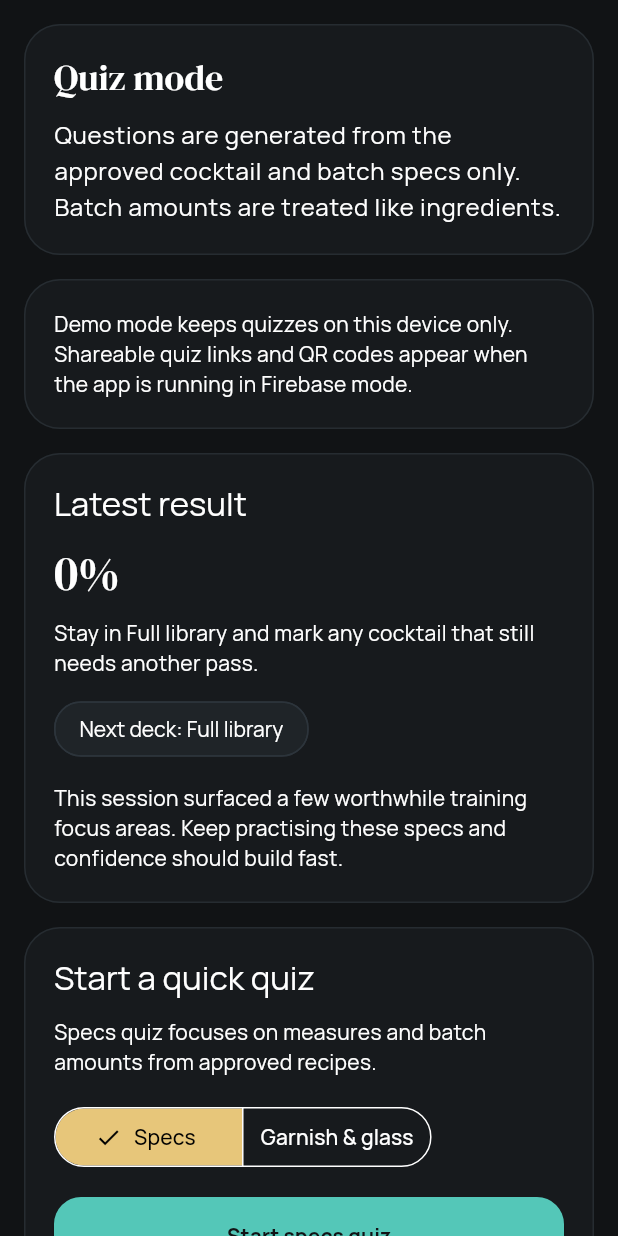
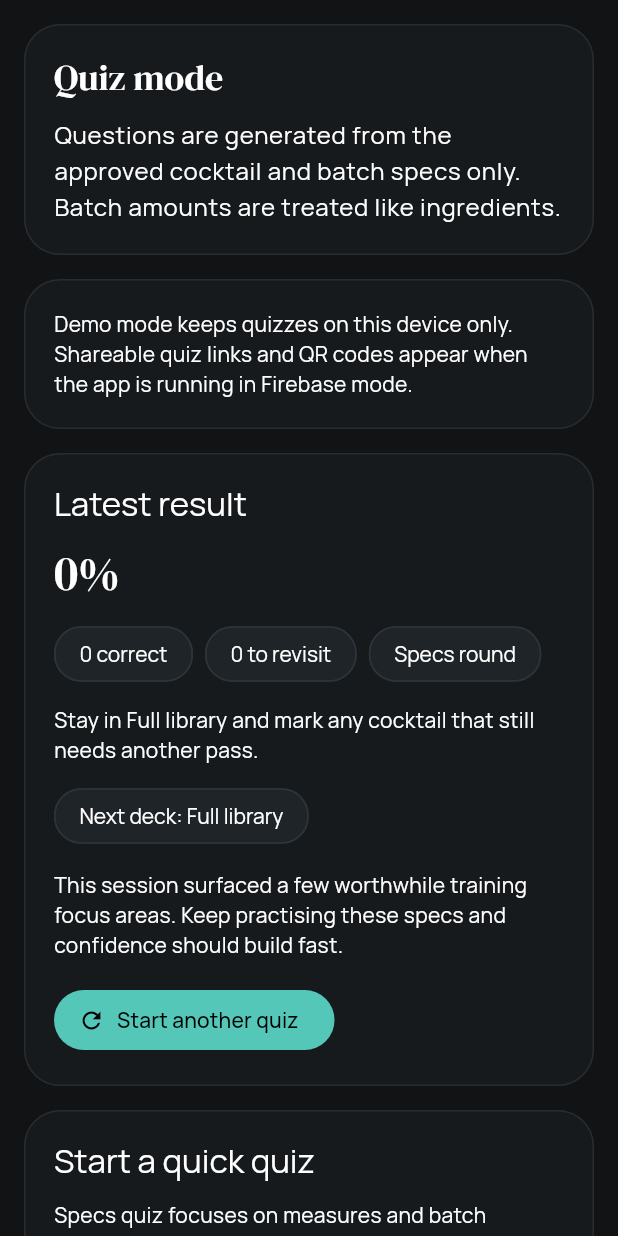
Before and after one commit to JMcG1/cocktail-training-app, a Flutter app: the QuizModeTab widget shown alone on an empty page, opened directly with empty values, after a tap on "Start specs quiz", after a tap on "Submit quiz", on a phone screen of 412 x 824 dp. Run offline on Flutter 3.47's test engine with Material 3 defaults, Android fonts, the light colour scheme and no system bars; our stand-ins replace cloud_firestore, file_picker, firebase_auth, firebase_core, qr_flutter; missing offline and left inert: dart:html, syncfusion_flutter_pdf; accounts and stored records are empty.

Commit message:
Improve quiz flow and feedback

```diff
--- a/lib/presentation/screens/quiz_tabs.dart
+++ b/lib/presentation/screens/quiz_tabs.dart
@@ -34,6 +34,18 @@ class _QuizModeTabState extends State<QuizModeTab> {
   QuizAttempt? _completedAttempt;
   QuizFocus _selectedPracticeFocus = QuizFocus.specs;
 
+  void _startPracticeQuiz(String bartenderName, {QuizFocus? focus}) {
+    setState(() {
+      _completedAttempt = null;
+      _answers = {};
+      _selectedPracticeFocus = focus ?? _selectedPracticeFocus;
+      _activeSession = widget.controller.generatePracticeQuiz(
+        bartenderName: bartenderName,
+        focus: _selectedPracticeFocus,
+      );
+    });
+  }
+
   @override
   Widget build(BuildContext context) {
     final bartenderName =
@@ -63,6 +75,15 @@ class _QuizModeTabState extends State<QuizModeTab> {
           _AttemptSummaryCard(
             attempt: _completedAttempt!,
             controller: widget.controller,
+            onRetry: () => _startPracticeQuiz(
+              bartenderName,
+              focus: _completedAttempt!.responses.any(
+                    (response) => response.question.kind == QuestionKind.garnish ||
+                        response.question.kind == QuestionKind.glassware,
+                  )
+                  ? QuizFocus.garnishGlassware
+                  : QuizFocus.specs,
+            ),
           ),
           const SizedBox(height: 16),
         ],
@@ -104,16 +125,7 @@ class _QuizModeTabState extends State<QuizModeTab> {
                   ),
                   const SizedBox(height: 16),
                   ElevatedButton(
-                    onPressed: () {
-                      setState(() {
-                        _completedAttempt = null;
-                        _answers = {};
-                        _activeSession = widget.controller.generatePracticeQuiz(
-                          bartenderName: bartenderName,
-                          focus: _selectedPracticeFocus,
-                        );
-                      });
-                    },
+                    onPressed: () => _startPracticeQuiz(bartenderName),
                     child: Text(
                       _selectedPracticeFocus == QuizFocus.specs
                           ? 'Start specs quiz'
@@ -207,6 +219,8 @@ class _BartenderQuizScreenState extends State<BartenderQuizScreen> {
   bool _loading = true;
   String? _error;
   final Map<String, String> _answers = {};
+  QuizAttempt? _completedAttempt;
+  QuizSalesImpactSummary? _completedSummary;
 
   @override
   void initState() {
@@ -276,6 +290,18 @@ class _BartenderQuizScreenState extends State<BartenderQuizScreen> {
                     child: Text(_error!, textAlign: TextAlign.center),
                   ),
                 )
+              : _completedAttempt != null && _completedSummary != null
+              ? ListView(
+                  padding: const EdgeInsets.all(16),
+                  children: [
+                    _AttemptSummaryCard(
+                      attempt: _completedAttempt!,
+                      controller: widget.controller,
+                      onRetry: _returnHome,
+                      retryLabel: 'Back to quiz home',
+                    ),
+                  ],
+                )
               : _QuizSessionCard(
                   session: _session!,
                   answers: _answers,
@@ -291,30 +317,13 @@ class _BartenderQuizScreenState extends State<BartenderQuizScreen> {
                     final summary = VarianceMath.buildSalesImpactSummary(
                       attempt: attempt,
                       recipesById: widget.controller.recipesById,
-                      ingredientsByName: {
-                        for (final ingredient in widget.controller.ingredients)
-                          _normalizeIngredientName(ingredient.name): ingredient,
-                      },
+                      ingredientsByName: widget.controller.ingredientsByName,
                       batches: widget.controller.batches,
                     );
-                    showDialog<void>(
-                      context: context,
-                      builder: (context) => AlertDialog(
-                        title: const Text('Quiz complete'),
-                        content: SingleChildScrollView(
-                          child: _QuizImpactSummary(
-                            attempt: attempt,
-                            summary: summary,
-                          ),
-                        ),
-                        actions: [
-                          TextButton(
-                            onPressed: () => Navigator.of(context).pop(),
-                            child: const Text('Close'),
-                          ),
-                        ],
-                      ),
-                    );
+                    setState(() {
+                      _completedAttempt = attempt;
+                      _completedSummary = summary;
+                    });
                   },
                 ),
         ),
@@ -338,6 +347,9 @@ class _QuizSessionCard extends StatelessWidget {
 
   @override
   Widget build(BuildContext context) {
+    final answeredCount = session.questions
+        .where((question) => (answers[question.id] ?? '').isNotEmpty)
+        .length;
     final allAnswered = session.questions.every(
       (question) => (answers[question.id] ?? '').isNotEmpty,
     );
@@ -357,59 +369,37 @@ class _QuizSessionCard extends StatelessWidget {
               Text(
                 '${session.questions.length} approved questions · ${_quizFocusLabel(session.focus)}',
               ),
+              const SizedBox(height: 10),
+              LinearProgressIndicator(
+                value: session.questions.isEmpty
+                    ? 0
+                    : answeredCount / session.questions.length,
+              ),
+              const SizedBox(height: 8),
+              Wrap(
+                spacing: 8,
+                runSpacing: 8,
+                children: [
+                  Chip(label: Text('$answeredCount answered')),
+                  Chip(
+                    label: Text(
+                      '${session.questions.length - answeredCount} left',
+                    ),
+                  ),
+                  Chip(label: Text(_quizFocusSupportLabel(session.focus))),
+                ],
+              ),
               const SizedBox(height: 20),
-              ...session.questions.map(
-                (question) => Padding(
+              for (var index = 0; index < session.questions.length; index += 1)
+                Padding(
                   padding: const EdgeInsets.only(bottom: 18),
-                  child: Column(
-                    crossAxisAlignment: CrossAxisAlignment.start,
-                    children: [
-                      Text(
-                        question.prompt,
-                        style: Theme.of(context).textTheme.titleMedium,
-                      ),
-                      const SizedBox(height: 10),
-                      ...question.options.map(
-                        (option) => Padding(
-                          padding: const EdgeInsets.only(bottom: 8),
-                          child: InkWell(
-                            borderRadius: BorderRadius.circular(16),
-                            onTap: () => onAnswerChanged(question.id, option),
-                            child: Container(
-                              decoration: BoxDecoration(
-                                borderRadius: BorderRadius.circular(16),
-                                border: Border.all(
-                                  color: answers[question.id] == option
-                                      ? Theme.of(context).colorScheme.primary
-                                      : Theme.of(context)
-                                            .colorScheme
-                                            .outlineVariant,
-                                ),
-                              ),
-                              padding: const EdgeInsets.symmetric(
-                                horizontal: 14,
-                                vertical: 12,
-                              ),
-                              child: Row(
-                                children: [
-                                  Icon(
-                                    answers[question.id] == option
-                                        ? Icons.radio_button_checked
-                                        : Icons.radio_button_off,
-                                    size: 20,
-                                  ),
-                                  const SizedBox(width: 12),
-                                  Expanded(child: Text(option)),
-                                ],
-                              ),
-                            ),
-                          ),
-                        ),
-                      ),
-                    ],
+                  child: _QuizQuestionCard(
+                    questionNumber: index + 1,
+                    question: session.questions[index],
+                    selectedAnswer: answers[session.questions[index].id],
+                    onAnswerChanged: onAnswerChanged,
                   ),
                 ),
-              ),
               ElevatedButton(
                 onPressed: allAnswered ? onSubmit : null,
                 child: const Text('Submit quiz'),
@@ -426,23 +416,26 @@ class _AttemptSummaryCard extends StatelessWidget {
   const _AttemptSummaryCard({
     required this.attempt,
     required this.controller,
+    this.onRetry,
+    this.retryLabel = 'Start another quiz',
   });
 
   final QuizAttempt attempt;
   final AppController controller;
+  final VoidCallback? onRetry;
+  final String retryLabel;
 
   @override
   Widget build(BuildContext context) {
     final summary = VarianceMath.buildSalesImpactSummary(
       attempt: attempt,
       recipesById: controller.recipesById,
-      ingredientsByName: {
-        for (final ingredient in controller.ingredients)
-          _normalizeIngredientName(ingredient.name): ingredient,
-      },
+      ingredientsByName: controller.ingredientsByName,
       batches: controller.batches,
     );
     final feedback = controller.buildStudyFeedbackSummary();
+    final correctCount = attempt.responses.where((response) => response.isCorrect).length;
+    final incorrectCount = attempt.responses.length - correctCount;
     return Card(
       child: Padding(
         padding: const EdgeInsets.all(20),
@@ -459,6 +452,16 @@ class _AttemptSummaryCard extends StatelessWidget {
               style: Theme.of(context).textTheme.headlineLarge,
             ),
             const SizedBox(height: 10),
+            Wrap(
+              spacing: 8,
+              runSpacing: 8,
+              children: [
+                Chip(label: Text('$correctCount correct')),
+                Chip(label: Text('$incorrectCount to revisit')),
+                Chip(label: Text(_attemptFocusLabel(attempt))),
+              ],
+            ),
+            const SizedBox(height: 10),
             Text(feedback.nextStep),
             const SizedBox(height: 10),
             Wrap(
@@ -472,8 +475,105 @@ class _AttemptSummaryCard extends StatelessWidget {
             ),
             const SizedBox(height: 12),
             _QuizImpactSummary(attempt: attempt, summary: summary),
+            if (onRetry != null) ...[
+              const SizedBox(height: 16),
+              FilledButton.icon(
+                onPressed: onRetry,
+                icon: const Icon(Icons.refresh),
+                label: Text(retryLabel),
+              ),
+            ],
           ],
         ),
+      ),
+    );
+  }
+}
+
+class _QuizQuestionCard extends StatelessWidget {
+  const _QuizQuestionCard({
+    required this.questionNumber,
+    required this.question,
+    required this.selectedAnswer,
+    required this.onAnswerChanged,
+  });
+
+  final int questionNumber;
+  final QuizQuestion question;
+  final String? selectedAnswer;
+  final void Function(String questionId, String answer) onAnswerChanged;
+
+  @override
+  Widget build(BuildContext context) {
+    return Container(
+      width: double.infinity,
+      padding: const EdgeInsets.all(16),
+      decoration: BoxDecoration(
+        borderRadius: BorderRadius.circular(18),
+        border: Border.all(color: Theme.of(context).colorScheme.outlineVariant),
+      ),
+      child: Column(
+        crossAxisAlignment: CrossAxisAlignment.start,
+        children: [
+          Wrap(
+            spacing: 8,
+            runSpacing: 8,
+            children: [
+              Chip(label: Text('Q$questionNumber')),
+              Chip(label: Text(question.cocktailName)),
+              Chip(label: Text(_questionKindLabel(question.kind))),
+            ],
+          ),
+          const SizedBox(height: 10),
+          Text(
+            question.prompt,
+            style: Theme.of(context).textTheme.titleMedium,
+          ),
+          const SizedBox(height: 6),
+          Text(
+            _questionSupportCopy(question),
+            style: Theme.of(context).textTheme.bodySmall,
+          ),
+          const SizedBox(height: 12),
+          ...question.options.map(
+            (option) => Padding(
+              padding: const EdgeInsets.only(bottom: 8),
+              child: InkWell(
+                borderRadius: BorderRadius.circular(16),
+                onTap: () => onAnswerChanged(question.id, option),
+                child: Container(
+                  decoration: BoxDecoration(
+                    borderRadius: BorderRadius.circular(16),
+                    border: Border.all(
+                      color: selectedAnswer == option
+                          ? Theme.of(context).colorScheme.primary
+                          : Theme.of(context).colorScheme.outlineVariant,
+                    ),
+                    color: selectedAnswer == option
+                        ? Theme.of(context).colorScheme.primary.withValues(alpha: 0.08)
+                        : null,
+                  ),
+                  padding: const EdgeInsets.symmetric(
+                    horizontal: 14,
+                    vertical: 12,
+                  ),
+                  child: Row(
+                    children: [
+                      Icon(
+                        selectedAnswer == option
+                            ? Icons.radio_button_checked
+                            : Icons.radio_button_off,
+                        size: 20,
+                      ),
+                      const SizedBox(width: 12),
+                      Expanded(child: Text(option)),
+                    ],
+                  ),
+                ),
+              ),
+            ),
+          ),
+        ],
       ),
     );
   }
@@ -594,11 +694,49 @@ String _quizFocusLabel(QuizFocus focus) {
   };
 }
 
-String _normalizeIngredientName(String value) {
-  return value
-      .toLowerCase()
-      .replaceAll('’', "'")
-      .replaceAll(RegExp(r"[^a-z0-9']+"), ' ')
-      .replaceAll(RegExp(r'\s+'), ' ')
-      .trim();
+String _quizFocusSupportLabel(QuizFocus focus) {
+  return switch (focus) {
+    QuizFocus.specs => 'Measures, pours, and batches only',
+    QuizFocus.garnishGlassware => 'Service details only',
+  };
 }
+
+String _questionKindLabel(QuestionKind kind) {
+  return switch (kind) {
+    QuestionKind.ingredientMeasure => 'Measure',
+    QuestionKind.ingredientChoice => 'Ingredient',
+    QuestionKind.cocktailByIngredient => 'Cocktail match',
+    QuestionKind.garnish => 'Garnish',
+    QuestionKind.glassware => 'Glassware',
+    QuestionKind.method => 'Method',
+    QuestionKind.batchAmount => 'Batch amount',
+  };
+}
+
+String _questionSupportCopy(QuizQuestion question) {
+  return switch (question.kind) {
+    QuestionKind.ingredientMeasure =>
+      'Pick the exact ml spec for ${question.ingredientName ?? 'this ingredient'}.',
+    QuestionKind.batchAmount =>
+      'Treat batch amounts like any other measured ingredient.',
+    QuestionKind.garnish =>
+      'Choose the garnish that should leave the bar with this drink.',
+    QuestionKind.glassware =>
+      'Choose the glass the bartender should serve this cocktail in.',
+    QuestionKind.ingredientChoice =>
+      'Choose the ingredient that belongs in the approved spec.',
+    QuestionKind.cocktailByIngredient =>
+      'Match the ingredient clue to the right approved cocktail.',
+    QuestionKind.method =>
+      'Choose the approved method for this cocktail.',
+  };
+}
+
+String _attemptFocusLabel(QuizAttempt attempt) {
+  final hasServiceQuestions = attempt.responses.any(
+    (response) =>
+        response.question.kind == QuestionKind.garnish ||
+        response.question.kind == QuestionKind.glassware,
+  );
+  return hasServiceQuestions ? 'Garnish & glass round' : 'Specs round';
+}
```
